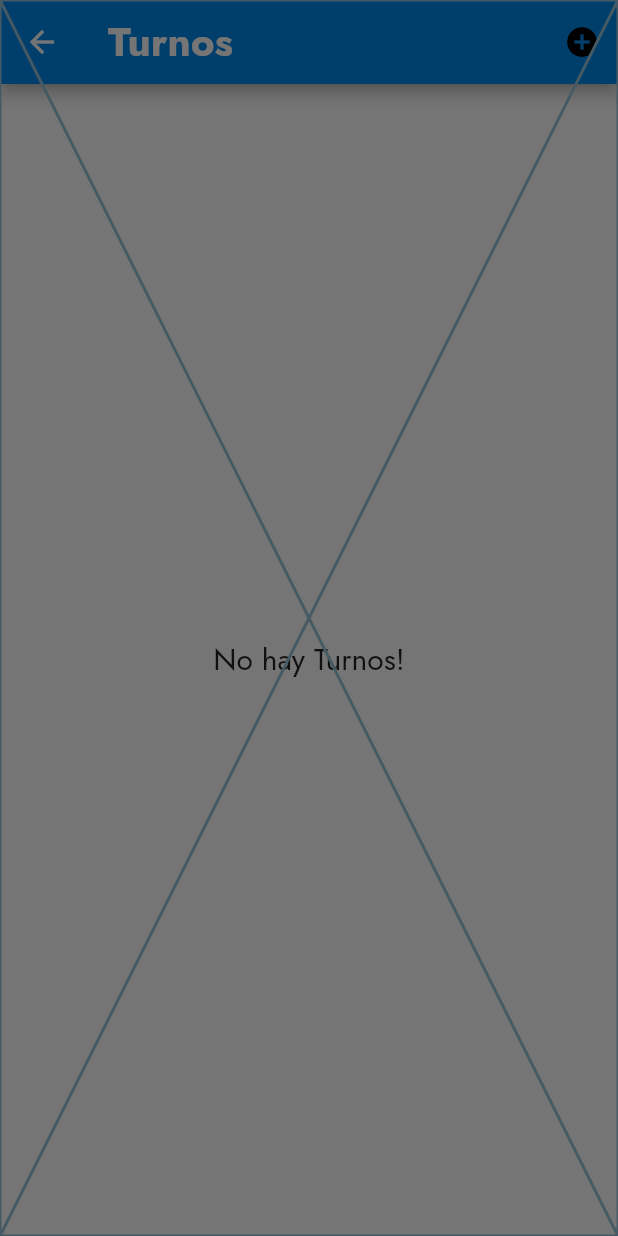
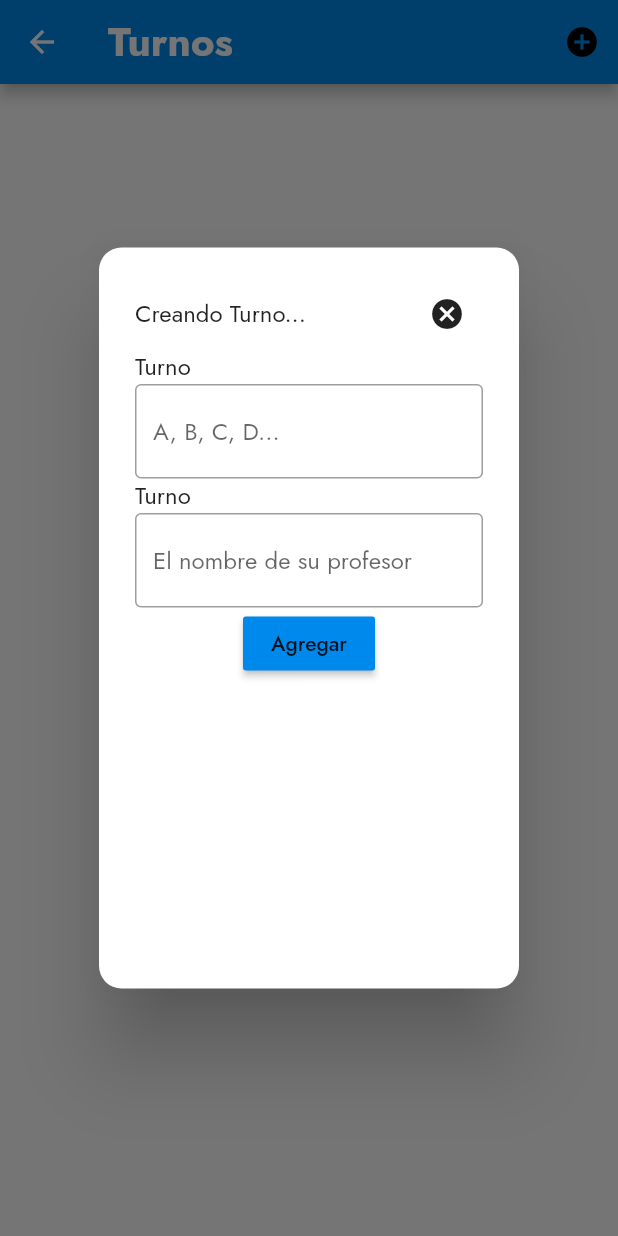
Before and after one commit to bryanhancco/CS_Scheduler, a Flutter app: the DetallesCursoPage screen opened directly with empty values, after a tap on the "add circle" icon, on a phone screen of 412 x 824 dp. Run offline on Flutter 3.47's test engine with Material 2 defaults, Android fonts, the light colour scheme and no system bars; our stand-ins replace google_fonts, sqflite; accounts and stored records are empty.

Commit message:
Agregando la funcion de añadir turnos a la base de datos

```diff
--- a/lib/pages/detallesCursoPage.dart
+++ b/lib/pages/detallesCursoPage.dart
@@ -1,7 +1,7 @@
 import 'package:flutter/material.dart';
 import 'package:scheduler/classes/models.dart';
-import 'package:scheduler/utilities/create_dialog_box.dart';
-import 'package:scheduler/utilities/turnos_tile.dart';
+import 'package:scheduler/utilities/create_shift_dialog_box.dart';
+import 'package:scheduler/utilities/shifts_tile.dart';
 import 'package:scheduler/database/scheduler_database.dart';
 
 class DetallesCursoPage extends StatefulWidget {
@@ -9,20 +9,23 @@ class DetallesCursoPage extends StatefulWidget {
   const DetallesCursoPage({super.key, required this.curCod});
 
   @override
-  State<DetallesCursoPage> createState() => _DetallesCursoPageState(curCod: curCod);
+  State<DetallesCursoPage> createState() => _DetallesCursoPageState();
 
 }
 
 class _DetallesCursoPageState extends State<DetallesCursoPage> {
-  final String curCod;
   final _controllerTurnoLetra = TextEditingController();
   final _controllerTurnoDocente = TextEditingController();
-  _DetallesCursoPageState({required this.curCod});
+
+  Future<void> addShift(Turno shift) async {
+    await SchedulerDatabase.instance.insertShift(shift);
+  }
 
   void saveNewShift() {
     setState(() {
       // print('categoria ' + _categoria.text);
-      Turno shift = Turno.empty(curCod + _controllerTurnoLetra.text, curCod, _controllerTurnoLetra.text, _controllerTurnoDocente.text);
+      Turno shift = Turno.empty(widget.curCod + _controllerTurnoLetra.text, widget.curCod, _controllerTurnoLetra.text, _controllerTurnoDocente.text);
+      addShift(shift);
       _controllerTurnoLetra.clear();
       _controllerTurnoDocente.clear();
     });
@@ -33,15 +36,14 @@ class _DetallesCursoPageState extends State<DetallesCursoPage> {
     showDialog(
       context: context,
       builder: (context) {
-        return Placeholder();
-        /*
-        return CreateDialogBox(
-          controller: _controller,
-          onSave: saveNewCourse,
+        return CreateTurnoDialogBox(
+          controllerTurnoLetra: _controllerTurnoLetra,
+          controllerTurnoDocente: _controllerTurnoDocente,
+          onSave: saveNewShift,
           onCancel: () => Navigator.of(context).pop(),
-          categoria: _categoria,
+          curCod: widget.curCod,
         );
-        */
+
       },
     );
   }
@@ -71,7 +73,7 @@ class _DetallesCursoPageState extends State<DetallesCursoPage> {
         ],
       ),
       body: FutureBuilder(
-        future: SchedulerDatabase.instance.getAllTurnos(curCod),
+        future: SchedulerDatabase.instance.getAllTurnos(widget.curCod),
         builder: (BuildContext context, AsyncSnapshot<List<Turno>> snapshot) {
           if (snapshot.hasData) {
           List<Turno> turnos = snapshot.data!;
@@ -79,17 +81,17 @@ class _DetallesCursoPageState extends State<DetallesCursoPage> {
             ? Center(child: Text("No hay Turnos!", style: TextStyle(fontSize: 20),))
             : ListView.separated(
               itemBuilder: (BuildContext context, int index) {
-                return Placeholder();
+                return ShiftsTile(turno: turnos[index]);
               },
               separatorBuilder: (BuildContext context, int index) => Divider(
-                height: 10,
+                height: 5,
               ),
               itemCount: turnos.length,
             );
           }
           else {
             return const Center(
-              child: Text("No se han ingresado cursos!", style: TextStyle(fontSize: 20),),
+              child: Text("No se han ingresado turnos!", style: TextStyle(fontSize: 20),),
             );
           }
         }
--- /dev/null
+++ b/lib/utilities/create_shift_dialog_box.dart
@@ -0,0 +1,79 @@
+
+import 'package:flutter/material.dart';
+import 'package:scheduler/classes/models.dart';
+
+class CreateTurnoDialogBox extends StatefulWidget {
+  final controllerTurnoLetra;
+  final controllerTurnoDocente;
+  final VoidCallback onSave;
+  final VoidCallback onCancel;
+  final String curCod;
+
+  const CreateTurnoDialogBox({
+    Key? key,
+    required this.controllerTurnoLetra,
+    required this.controllerTurnoDocente,
+    required this.onSave,
+    required this.onCancel,
+    required this.curCod,
+  }) : super(key: key);
+  @override
+  _CreateTurnoDialogBoxState createState() => _CreateTurnoDialogBoxState();
+}
+
+class _CreateTurnoDialogBoxState extends State<CreateTurnoDialogBox> {
+  final _controllerDocentes = TextEditingController();
+  @override
+  Widget build(BuildContext context) {
+    return AlertDialog(
+      shape: const RoundedRectangleBorder(
+          borderRadius: BorderRadius.all(Radius.circular(15))),
+      content: Container(
+        height: 450,
+        child: Column(
+          children: [
+            Row(
+              mainAxisAlignment: MainAxisAlignment.spaceBetween,
+              children: [
+                Text('Creando Turno... '),
+                IconButton(
+                    onPressed: widget.onCancel, icon: const Icon(Icons.cancel)),
+              ],
+            ),
+            Container(
+              alignment: Alignment.centerLeft,
+              child: Text(
+                'Turno',
+              ),
+            ),
+            TextField(
+              controller: widget.controllerTurnoLetra,
+              decoration: const InputDecoration(
+                border: OutlineInputBorder(),
+                hintText: "A, B, C, D...",
+              ),
+            ),
+            Container(
+              alignment: Alignment.centerLeft,
+              child: Text(
+                'Turno',
+              ),
+            ),
+            TextField(
+              controller: widget.controllerTurnoDocente,
+              decoration: const InputDecoration(
+                border: OutlineInputBorder(),
+                hintText: "El nombre de su profesor",
+              ),
+            ),
+            MaterialButton(
+              onPressed: widget.onSave,
+              color: const Color.fromRGBO(0, 137, 236, 1),
+              child: const Text("Agregar"),
+            ),
+          ],
+        ),
+      ),
+    );
+  }
+}
```
Also changed, not shown: lib/pages/courses.dart (+3 -12 lines), lib/utilities/create_course_dialog_box.dart (renamed from lib/utilities/create_dialog_box.dart, +5 -4 lines), lib/utilities/create_dialog_boxTurno.dart (deleted, +0 -166 lines), lib/utilities/shifts_tile.dart (renamed from lib/utilities/turnos_tile.dart, +8 -22 lines).
